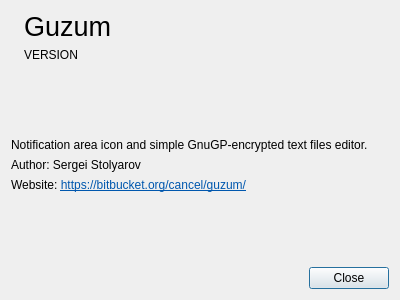
This is src/aboutdialog.ui in sigsergv/guzum as Qt 5 draws it before an edit. The edited form follows.
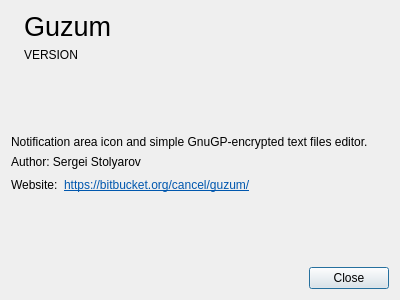
This is the edited form. Icons and pictures are not drawn.

Commit message: russian translation added

```diff
--- a/src/aboutdialog.ui
+++ b/src/aboutdialog.ui
@@ -98,13 +98,22 @@
     </widget>
    </item>
    <item>
+    <layout class="QHBoxLayout" name="horizontalLayout_2">
+     <item>
+      <widget class="QLabel" name="label_6">
+       <property name="text">
+        <string>Website:</string>
+       </property>
+      </widget>
+     </item>
+     <item>
     <widget class="QLabel" name="label_5">
      <property name="text">
       <string>&lt;!DOCTYPE HTML PUBLIC &quot;-//W3C//DTD HTML 4.0//EN&quot; &quot;http://www.w3.org/TR/REC-html40/strict.dtd&quot;&gt;
 &lt;html&gt;&lt;head&gt;&lt;meta name=&quot;qrichtext&quot; content=&quot;1&quot; /&gt;&lt;style type=&quot;text/css&quot;&gt;
 p, li { white-space: pre-wrap; }
 &lt;/style&gt;&lt;/head&gt;&lt;body style=&quot; font-family:'DejaVu Sans'; font-size:9pt; font-weight:400; font-style:normal;&quot;&gt;
-&lt;p style=&quot; margin-top:0px; margin-bottom:0px; margin-left:0px; margin-right:0px; -qt-block-indent:0; text-indent:0px;&quot;&gt;Website: &lt;a href=&quot;https://bitbucket.org/cancel/guzum/&quot;&gt;&lt;span style=&quot; text-decoration: underline; color:#0057ae;&quot;&gt;https://bitbucket.org/cancel/guzum/&lt;/span&gt;&lt;/a&gt;&lt;/p&gt;&lt;/body&gt;&lt;/html&gt;</string>
+&lt;p style=&quot; margin-top:0px; margin-bottom:0px; margin-left:0px; margin-right:0px; -qt-block-indent:0; text-indent:0px;&quot;&gt;&lt;a href=&quot;https://bitbucket.org/cancel/guzum/&quot;&gt;&lt;span style=&quot; text-decoration: underline; color:#0057ae;&quot;&gt;https://bitbucket.org/cancel/guzum/&lt;/span&gt;&lt;/a&gt;&lt;/p&gt;&lt;/body&gt;&lt;/html&gt;</string>
      </property>
      <property name="textFormat">
       <enum>Qt::RichText</enum>
@@ -113,6 +122,21 @@
       <bool>true</bool>
      </property>
     </widget>
+     </item>
+     <item>
+      <spacer name="horizontalSpacer_2">
+       <property name="orientation">
+        <enum>Qt::Horizontal</enum>
+       </property>
+       <property name="sizeHint" stdset="0">
+        <size>
+         <width>40</width>
+         <height>20</height>
+        </size>
+       </property>
+      </spacer>
+     </item>
+    </layout>
    </item>
    <item>
     <spacer name="verticalSpacer_2">
```
Lines whose indentation alone changed are shown as unchanged. The commit also changes 2 other files.
